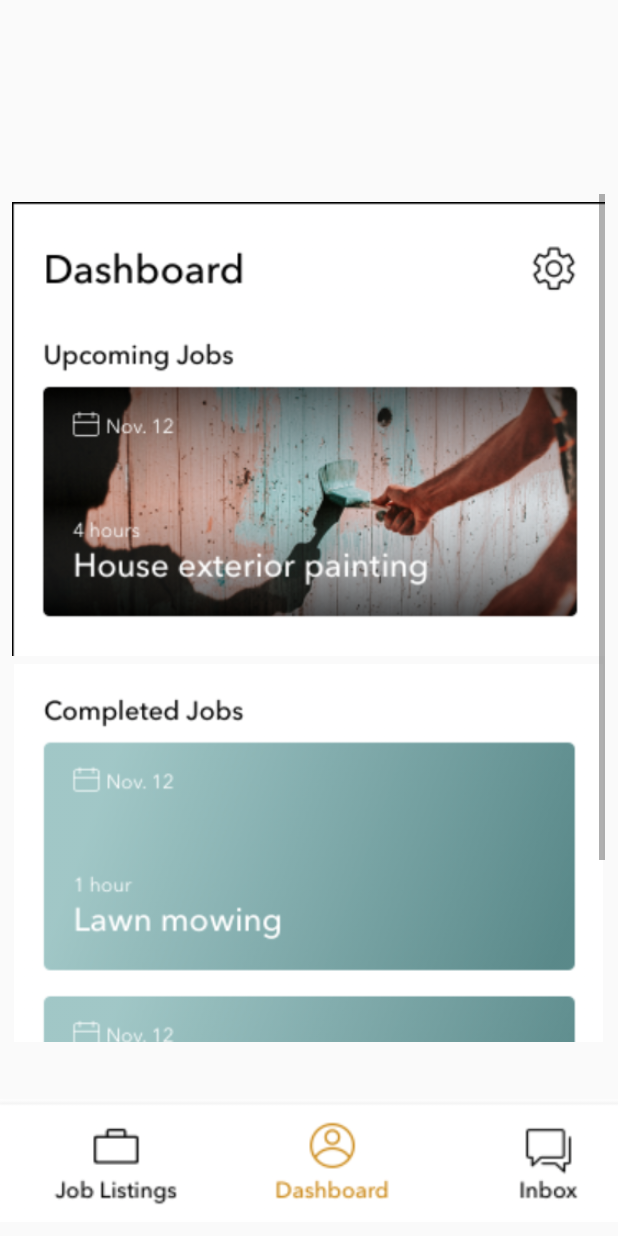
After one commit to cwllau/hobjobs, an Android app: the Dashboard screen opened directly, with no data from a screen before it, on a phone screen of 412 x 824 dp. The commit adds this screen. Run offline under Robolectric (Android 15) with nearby library versions, the phone set to English and light mode, and no system bars.

Commit message:
add dashboard

```diff
--- a/app/src/main/AndroidManifest.xml
+++ b/app/src/main/AndroidManifest.xml
@@ -38,7 +38,8 @@
             </intent-filter>
         </activity>
         <activity android:name=".MainActivity" />
-        <activity android:name=".SingleJobListing"></activity>
+        <activity android:name=".SingleJobListing" />
+        <activity android:name=".Dashboard"></activity>
     </application>
 
 </manifest>
--- /dev/null
+++ b/app/src/main/java/com/example/priyanka/mapsdemo/Dashboard.java
@@ -0,0 +1,25 @@
+package com.example.priyanka.mapsdemo;
+
+import android.content.Intent;
+import android.support.v7.app.AppCompatActivity;
+import android.os.Bundle;
+import android.view.View;
+import android.widget.Button;
+
+public class Dashboard extends AppCompatActivity {
+
+    @Override
+    protected void onCreate(Bundle savedInstanceState) {
+        super.onCreate(savedInstanceState);
+        setContentView(R.layout.activity_dashboard);
+
+
+        Button btnToListings = (Button)findViewById(R.id.btnToListings);
+        Button btnToInbox = (Button)findViewById(R.id.btnToInbox );
+        btnToListings.setOnClickListener(new View.OnClickListener() {
+            @Override
+            public void onClick(View v) {
+                startActivity(new Intent(Dashboard.this, JobListings.class));
+            }});
+    }
+}
--- a/app/src/main/java/com/example/priyanka/mapsdemo/JobListings.java
+++ b/app/src/main/java/com/example/priyanka/mapsdemo/JobListings.java
@@ -17,6 +17,7 @@ public class JobListings extends AppCompatActivity {
         Button btn2 = (Button)findViewById(R.id.job2);
         Button btn3 = (Button)findViewById(R.id.job3);
         Button btnToMap = (Button)findViewById(R.id.btnToMap);
+        Button btnToDash = (Button)findViewById(R.id.btnToDash);
 
         btn1.setOnClickListener(new View.OnClickListener() {
             @Override
@@ -36,6 +37,12 @@ public class JobListings extends AppCompatActivity {
                 startActivity(new Intent(JobListings.this, SingleJobListing.class));
             }
         });
+        btnToDash.setOnClickListener(new View.OnClickListener() {
+            @Override
+            public void onClick(View v) {
+                startActivity(new Intent(JobListings.this, Dashboard.class));
+            }
+        });
         btnToMap.setOnClickListener(new View.OnClickListener() {
             @Override
             public void onClick(View v) {
--- /dev/null
+++ b/app/src/main/res/layout/activity_dashboard.xml
@@ -0,0 +1,84 @@
+<?xml version="1.0" encoding="utf-8"?>
+<android.support.constraint.ConstraintLayout xmlns:android="http://schemas.android.com/apk/res/android"
+    xmlns:app="http://schemas.android.com/apk/res-auto"
+    xmlns:tools="http://schemas.android.com/tools"
+    android:layout_width="match_parent"
+    android:layout_height="match_parent"
+    tools:context=".Dashboard">
+
+    <ScrollView
+        android:id="@+id/scrollView3"
+        android:layout_width="395dp"
+        android:layout_height="565dp"
+        android:layout_marginStart="8dp"
+        android:layout_marginTop="8dp"
+        android:layout_marginBottom="8dp"
+        app:layout_constraintBottom_toBottomOf="parent"
+        app:layout_constraintStart_toStartOf="parent"
+        app:layout_constraintTop_toTopOf="parent">
+
+        <LinearLayout
+            android:layout_width="match_parent"
+            android:layout_height="wrap_content"
+            android:orientation="vertical">
+
+            <ImageView
+                android:id="@+id/upcoming"
+                android:layout_width="match_parent"
+                android:layout_height="313dp"
+                app:srcCompat="@drawable/upcoming" />
+
+            <ImageView
+                android:id="@+id/completed"
+                android:layout_width="match_parent"
+                android:layout_height="406dp"
+                app:srcCompat="@drawable/completed" />
+        </LinearLayout>
+    </ScrollView>
+
+    <ImageView
+        android:id="@+id/imageView6"
+        android:layout_width="579dp"
+        android:layout_height="82dp"
+        android:layout_marginTop="8dp"
+        app:layout_constraintBottom_toBottomOf="parent"
+        app:layout_constraintEnd_toEndOf="parent"
+        app:layout_constraintHorizontal_bias="0.422"
+        app:layout_constraintStart_toStartOf="parent"
+        app:layout_constraintTop_toTopOf="parent"
+        app:layout_constraintVertical_bias="0.987"
+        app:srcCompat="@drawable/navdash" />
+
+    <Button
+        android:id="@+id/btnToListings"
+        android:layout_width="wrap_content"
+        android:layout_height="80dp"
+        android:layout_marginStart="8dp"
+        android:layout_marginTop="8dp"
+        android:layout_marginEnd="8dp"
+        android:layout_marginBottom="8dp"
+        android:background="@android:color/transparent"
+        app:layout_constraintBottom_toBottomOf="parent"
+        app:layout_constraintEnd_toEndOf="parent"
+        app:layout_constraintHorizontal_bias="0.091"
+        app:layout_constraintStart_toStartOf="parent"
+        app:layout_constraintTop_toTopOf="parent"
+        app:layout_constraintVertical_bias="1.0" />
+
+    <Button
+        android:id="@+id/btnToInbox"
+        android:layout_width="wrap_content"
+        android:layout_height="80dp"
+        android:layout_marginStart="8dp"
+        android:layout_marginTop="8dp"
+        android:layout_marginEnd="8dp"
+        android:layout_marginBottom="8dp"
+        android:background="@android:color/transparent"
+        app:layout_constraintBottom_toBottomOf="parent"
+        app:layout_constraintEnd_toEndOf="parent"
+        app:layout_constraintHorizontal_bias="1.0"
+        app:layout_constraintStart_toStartOf="parent"
+        app:layout_constraintTop_toTopOf="parent"
+        app:layout_constraintVertical_bias="0.998" />
+
+</android.support.constraint.ConstraintLayout>
--- a/app/src/main/res/layout/activity_job_listings.xml
+++ b/app/src/main/res/layout/activity_job_listings.xml
@@ -90,5 +90,21 @@
         app:layout_constraintTop_toTopOf="parent"
         app:layout_constraintVertical_bias="0.066" />
 
+    <Button
+        android:id="@+id/btnToDash"
+        android:layout_width="90dp"
+        android:layout_height="66dp"
+        android:layout_marginStart="8dp"
+        android:layout_marginTop="27dp"
+        android:layout_marginEnd="8dp"
+        android:layout_marginBottom="8dp"
+        android:background="@android:color/transparent"
+        app:layout_constraintBottom_toBottomOf="parent"
+        app:layout_constraintEnd_toEndOf="parent"
+        app:layout_constraintHorizontal_bias="0.498"
+        app:layout_constraintStart_toStartOf="parent"
+        app:layout_constraintTop_toTopOf="parent"
+        app:layout_constraintVertical_bias="0.973" />
+
 
 </android.support.constraint.ConstraintLayout>
```
Also changed, not shown: app/src/main/res/drawable/completed.png (added), app/src/main/res/drawable/listings.png, app/src/main/res/drawable/navdash.png (added), app/src/main/res/drawable/navlisting.png (added), app/src/main/res/drawable/upcoming.png (added).
